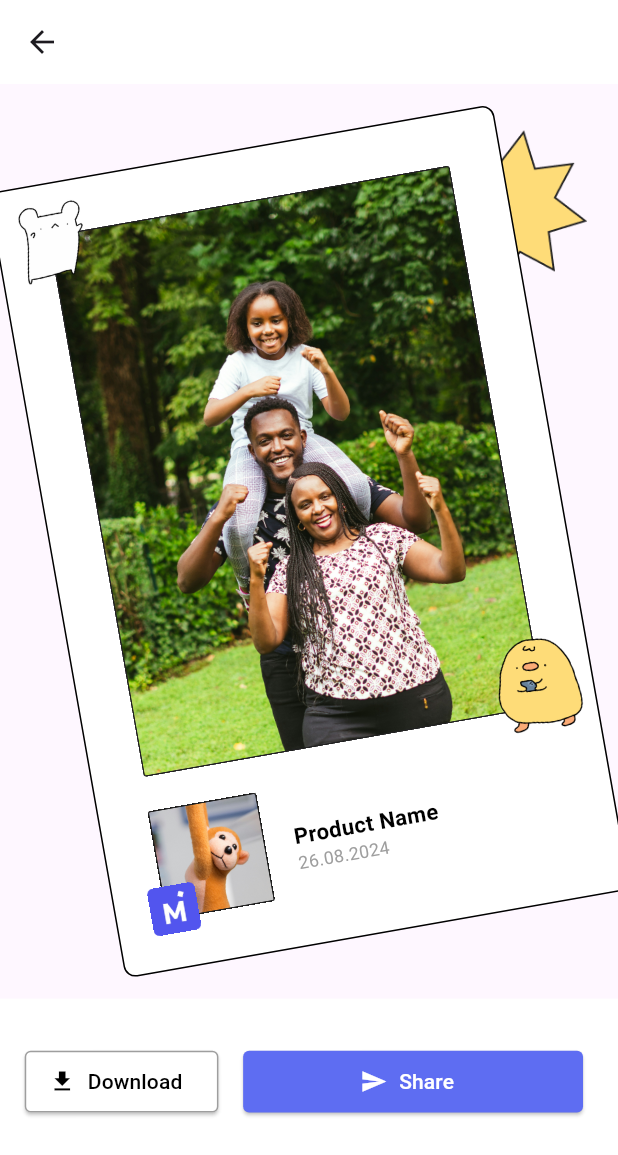
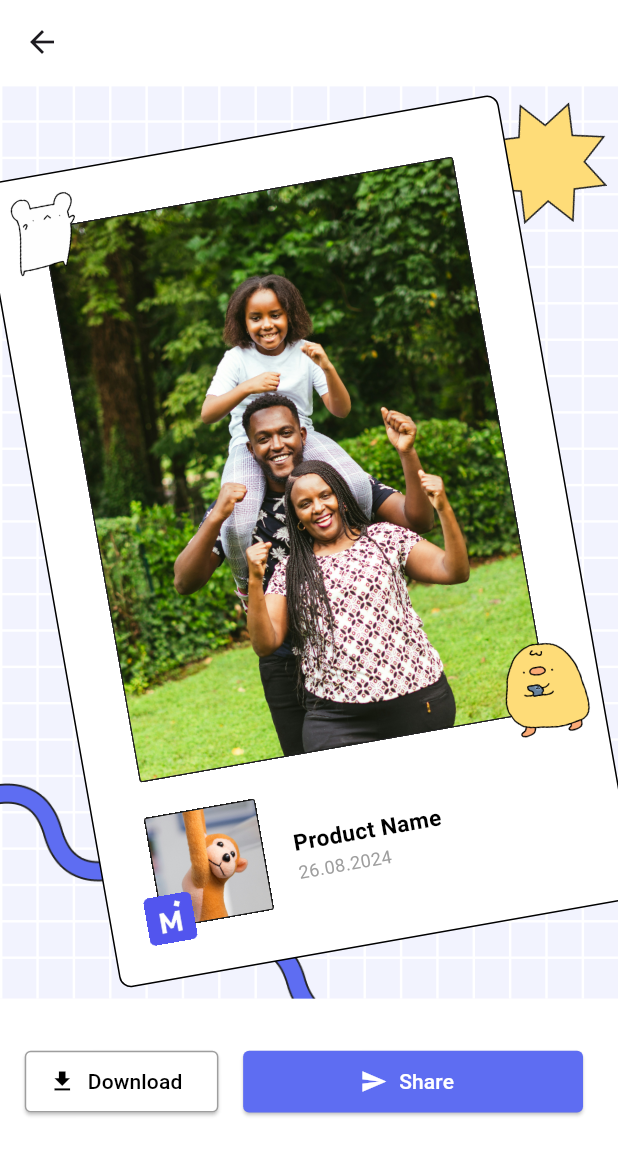
Before and after one commit to ayumiohno/flutter, a Flutter app: the SecondPage screen opened directly, on a phone screen of 412 x 824 dp. Shown: the top 1155 px of the screen. Run offline on Flutter 3.47's test engine with Material 3 defaults, Android fonts, the phone set to English and light mode, and no system bars; our stand-ins replace firebase_core, screenshot, share_plus; accounts and stored records are empty.

Commit message:
Add Background grid and icons

```diff
--- a/lib/background.dart
+++ b/lib/background.dart
@@ -7,26 +7,42 @@ class Background extends StatelessWidget {
 
   Widget build(BuildContext context) {
     return LayoutBuilder(builder: (context, constraints) {
+      final linesX = 17;
+      double gridSpace = constraints.maxWidth / linesX;
+      final linesY = (constraints.maxHeight / gridSpace).round();
+      var h =Container(width: 1.61, height: constraints.maxHeight, color: Colors.white);
+      var v =Container(width: constraints.maxWidth, height: 1.61, color: Colors.white);
       return Container(
+        color: Color(0xFFF2F3FE),
         child: Stack(
           children: [
+            ...List.generate(linesX, (index) => Positioned(left: index * gridSpace, child: h)),
+            ...List.generate(linesY, (index) => Positioned(top: index * gridSpace, child: v)),
             Positioned(
-                top: constraints.maxHeight * 0.05,
-                right: constraints.maxWidth * 0.05,
-                child: Image.asset(
-                  'assets/star.png',
-                  width: constraints.maxWidth * 0.25,
-                  height: constraints.maxWidth * 0.25,
-                  fit: BoxFit.cover,
-                )),
+                top: 10,
+                right: 5,
+                child: Transform.rotate(
+                    angle: 0.96,
+                    child: Image.asset(
+                      'assets/star.png',
+                      width: 85.19,
+                      fit: BoxFit.cover,
+                    ))),
+            Positioned(
+              left: 0,
+              bottom: 0,
+              child: Image.asset(
+                'assets/path.png',
+                width: 240,
+                fit: BoxFit.cover,
+              ),
+            ),
             Align(
               alignment: Alignment.center,
-              // top: constraints.maxHeight * 0.05,
-              // left: constraints.maxWidth * 0.08,
               child: Transform.rotate(
-                angle: -0.174533, // -10 degrees in radians
+                angle: -0.174533,
                 child: Container(
-                  width: constraints.maxWidth * 0.83,
+                  width: constraints.maxWidth * 0.85,
                   child: frame,
                 ),
               ),
--- a/pubspec.yaml
+++ b/pubspec.yaml
@@ -68,6 +68,7 @@ flutter:
      - assets/product.png
      - assets/logo.png
      - assets/star.png
+     - assets/path.png
   #   - images/a_dot_ham.jpeg
 
   # An image asset can refer to one or more resolution-specific "variants", see
```
Also changed, not shown: assets/path.png (added).
